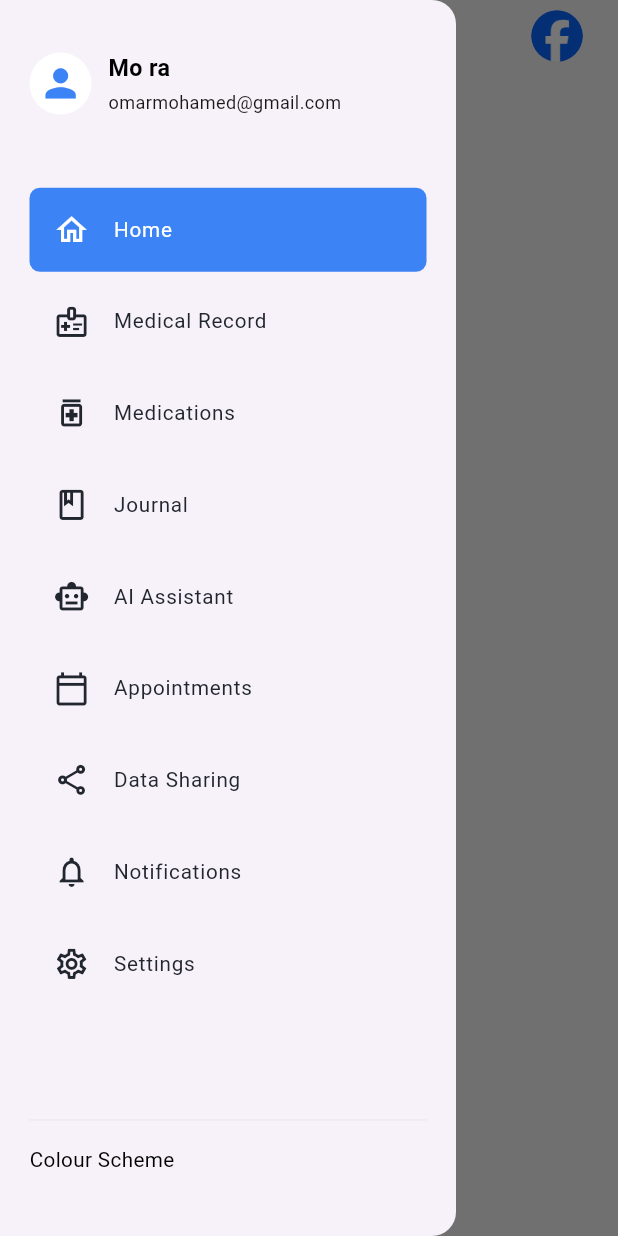
After one commit to Smart-Medc/Smart-Medi-Flutter, a Flutter app: the HomeView screen opened by its route, after a tap on the "menu" icon, on a phone screen of 412 x 824 dp. The commit adds this screen. Run offline on Flutter 3.47's test engine with Material 3 defaults, Android fonts, the phone set to English and light mode, and no system bars; our stand-ins replace flutter_screenutil, go_router.

Commit message:
implement test home view with app drawer and app bar

```diff
--- a/lib/core/routing/app_router.dart
+++ b/lib/core/routing/app_router.dart
@@ -6,6 +6,7 @@ import 'package:smart_medi/features/auth/presentation/view/login_view.dart';
 import 'package:smart_medi/features/auth/presentation/view/otp_verification_view.dart';
 import 'package:smart_medi/features/auth/presentation/view/reset_password_view.dart';
 import 'package:smart_medi/features/auth/presentation/view/sign_up_view.dart';
+import 'package:smart_medi/features/home/presentation/views/home_view.dart';
 
 abstract class AppRouter {
 
@@ -22,6 +23,7 @@ abstract class AppRouter {
       GoRoute(path: AppRoutes.forgetPasswordView, builder: (context, state) => const ForgetPasswordView()),
       GoRoute(path: AppRoutes.resetPassView, builder: (context, state) => const ResetPasswordView()),
       GoRoute(path: AppRoutes.completeProfileView, builder: (context, state) => const CompleteProfileView()),
+      GoRoute(path: AppRoutes.homeView, builder: (context, state) => const HomeView()),
       // GoRoute(
       //     path: AppRoutes.onboardingView,
       //     builder: (context, state) => const OnboardingView()),
--- a/lib/features/auth/presentation/view/widgets/login_widgets/login_fields.dart
+++ b/lib/features/auth/presentation/view/widgets/login_widgets/login_fields.dart
@@ -68,7 +68,7 @@ class _LoginFieldsState extends State<LoginFields> {
             text: 'Login',
             onPressed: () {
               if (_formKey.currentState!.validate()) {
-                GoRouter.of(context).push(AppRoutes.completeProfileView);
+                GoRouter.of(context).push(AppRoutes.homeView);
               }
             },
           ),
--- /dev/null
+++ b/lib/features/home/presentation/views/home_view.dart
@@ -0,0 +1,16 @@
+import 'package:flutter/material.dart';
+import 'package:smart_medi/features/home/presentation/views/widgets/app_drawer.dart';
+import 'package:smart_medi/features/home/presentation/views/widgets/home_body.dart';
+class HomeView extends StatelessWidget {
+  const HomeView({super.key});
+
+  @override
+  Widget build(BuildContext context) {
+    return const SafeArea(
+      child: Scaffold(
+        body: HomeBody(),
+        drawer: AppDrawer(),
+      ),
+    );
+  }
+}
--- /dev/null
+++ b/lib/features/home/presentation/views/widgets/app_drawer.dart
@@ -0,0 +1,170 @@
+import 'package:flutter/material.dart';
+import 'package:flutter_screenutil/flutter_screenutil.dart';
+import 'package:smart_medi/core/utils/app_colors.dart';
+import 'package:smart_medi/core/utils/app_styles.dart';
+
+class AppDrawer extends StatelessWidget {
+  const AppDrawer({super.key});
+
+  @override
+  Widget build(BuildContext context) {
+    return Drawer(
+      child: ListView(
+        padding: EdgeInsets.symmetric(horizontal: 21.w),
+        children: [
+          40.verticalSpace,
+          Row(
+            children: [
+              CircleAvatar(
+                radius: 24.r,
+                backgroundColor: Colors.white,
+                child: Icon(
+                  Icons.person,
+                  size: 35.sp,
+                  color: AppColors.primaryColor,
+                ),
+              ),
+              12.horizontalSpace,
+              Column(
+                mainAxisAlignment: MainAxisAlignment.center,
+                crossAxisAlignment: CrossAxisAlignment.start,
+                children: [
+                  Text(
+                    'Mo ra',
+                    style: AppStyles.textStyle18W700Black.copyWith(
+                      color: Colors.black,
+                    ),
+                  ),
+                  4.verticalSpace,
+                  Text(
+                    'omarmohamed@gmail.com',
+                    style: AppStyles.textStyle14W400Black.copyWith(
+                      color: Colors.black.withOpacity(0.9),
+                    ),
+                  ),
+                ],
+              )
+            ],
+          ),
+          56.verticalSpace,
+          _DrawerItem(
+            icon: Icons.home_outlined,
+            title: 'Home',
+            onTap: () {
+              Navigator.pop(context);
+              // Navigate to home
+            }, isSelected: true,
+          ),
+          _DrawerItem(
+            icon: Icons.medical_information_outlined,
+            title: 'Medical Record',
+            onTap: () {
+              Navigator.pop(context);
+              // Navigate to medical record
+            }, isSelected: false,
+          ),
+          _DrawerItem(
+            icon: Icons.medication_outlined,
+            title: 'Medications',
+            onTap: () {
+              Navigator.pop(context);
+              // Navigate to medications
+            }, isSelected: false,
+          ),
+          _DrawerItem(
+            icon: Icons.book_outlined,
+            title: 'Journal',
+            onTap: () {
+              Navigator.pop(context);
+              // Navigate to journal
+            }, isSelected: false,
+          ),
+          _DrawerItem(
+            icon: Icons.smart_toy_outlined,
+            title: 'AI Assistant',
+            onTap: () {
+              Navigator.pop(context);
+              // Navigate to AI assistant
+            }, isSelected: false,
+          ),
+          _DrawerItem(
+            icon: Icons.calendar_today_outlined,
+            title: 'Appointments',
+            onTap: () {
+              Navigator.pop(context);
+              // Navigate to appointments
+            }, isSelected: false,
+          ),
+          _DrawerItem(
+            icon: Icons.share_outlined,
+            title: 'Data Sharing',
+            onTap: () {
+              Navigator.pop(context);
+              // Navigate to data sharing
+            }, isSelected: false,
+          ),
+          _DrawerItem(
+            icon: Icons.notifications_outlined,
+            title: 'Notifications',
+            onTap: () {
+              Navigator.pop(context);
+              // Navigate to notifications
+            }, isSelected: false,
+          ),
+          _DrawerItem(
+            icon: Icons.settings_outlined,
+            title: 'Settings',
+            onTap: () {
+              Navigator.pop(context);
+              // Navigate to settings
+            }, isSelected: false,
+          ),
+          73.verticalSpace,
+          Divider(thickness: .2,),
+          10.verticalSpace,
+          Text('Colour Scheme',style: AppStyles.textStyle16W400Black,),
+        ],
+      ),
+    );
+  }
+}
+
+class _DrawerItem extends StatelessWidget {
+
+  const _DrawerItem({
+    required this.icon,
+    required this.title,
+    required this.onTap,
+    required this.isSelected,
+  });
+  final IconData icon;
+  final String title;
+  final bool isSelected;
+
+  final VoidCallback onTap;
+
+  @override
+  Widget build(BuildContext context) {
+    return Container(
+      margin: EdgeInsets.only(bottom: 6.h),
+      decoration: BoxDecoration(
+        color: isSelected ? AppColors.primaryColor : Colors.transparent,
+        borderRadius: BorderRadius.circular(8.r),
+      ),
+      child: ListTile(
+        leading: Icon(
+          icon,
+          color: isSelected ? Colors.white : AppColors.textColor3,
+          size: 28.sp,
+        ),
+        title: Text(
+          title,
+          style: AppStyles.textStyle16W400Black.copyWith(
+            color: isSelected ? Colors.white : AppColors.textColor3,
+          ),
+        ),
+        onTap: onTap,
+      ),
+    );
+  }
+}
--- /dev/null
+++ b/lib/features/home/presentation/views/widgets/home_app_bar.dart
@@ -0,0 +1,27 @@
+import 'package:flutter/material.dart';
+import 'package:flutter_screenutil/flutter_screenutil.dart';
+class HomeAppBar extends StatelessWidget {
+  const HomeAppBar({super.key});
+
+  @override
+  Widget build(BuildContext context) {
+    return Padding(
+      padding: EdgeInsets.symmetric(horizontal: 25.0.w),
+      child: Row(
+        children: [
+          IconButton(
+            icon: const Icon(Icons.menu),
+            onPressed: () {
+              Scaffold.of(context).openDrawer();
+            },
+          ),
+          const Spacer(),
+          CircleAvatar(
+            radius: 20.r,
+            backgroundImage: const AssetImage('assets/images/facebook_icon.png'),
+          ),
+        ],
+      ),
+    );
+  }
+}
--- /dev/null
+++ b/lib/features/home/presentation/views/widgets/home_body.dart
@@ -0,0 +1,14 @@
+import 'package:flutter/material.dart';
+import 'package:smart_medi/features/home/presentation/views/widgets/home_app_bar.dart';
+class HomeBody extends StatelessWidget {
+  const HomeBody({super.key});
+
+  @override
+  Widget build(BuildContext context) {
+    return Column(
+      children: [
+        HomeAppBar(),
+      ],
+    );
+  }
+}
```
